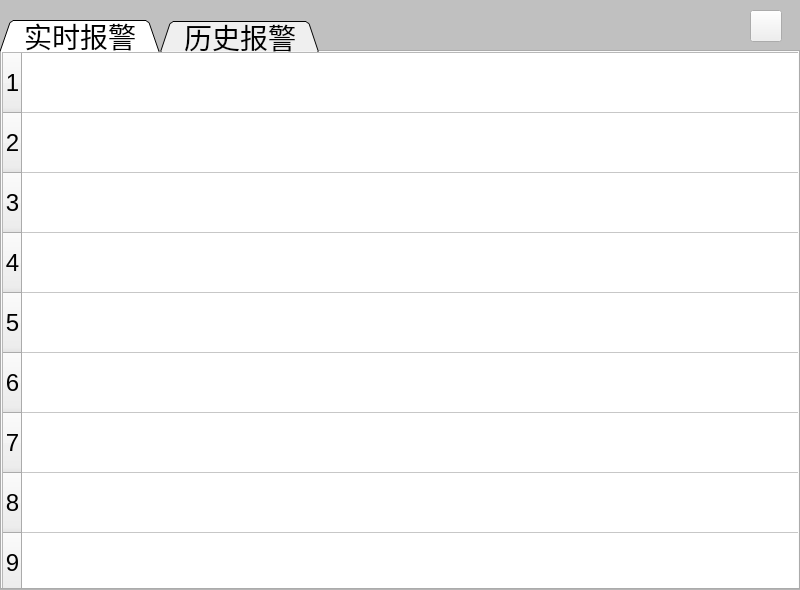
First picture: the form in pop_alarm.ui, repository Javinco/Ruanguan_DCS_4K, before the edit.
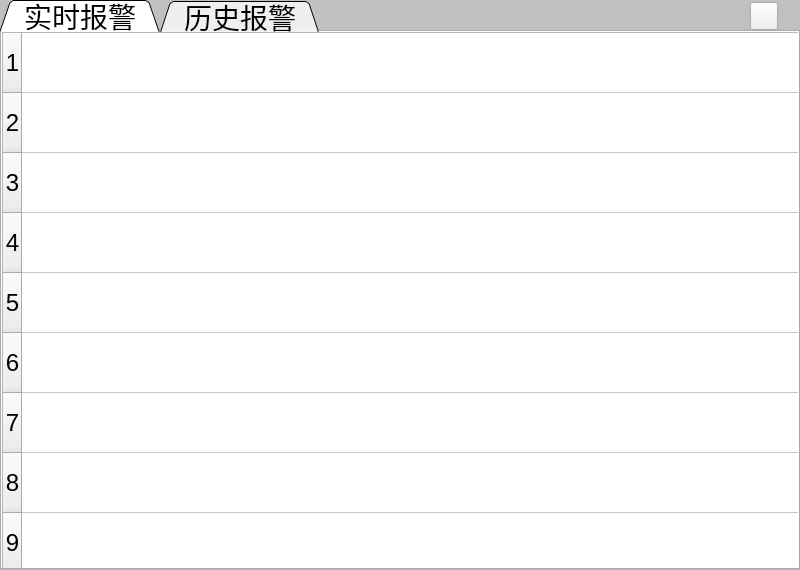
Second picture: the form after the edit. Icons and pictures are not drawn.

Commit message: 1：fix报警弹窗后台不刷新问题。

The edit to the form file:
```diff
--- a/pop_alarm.ui
+++ b/pop_alarm.ui
@@ -7,7 +7,7 @@
     <x>0</x>
     <y>0</y>
     <width>800</width>
-    <height>590</height>
+    <height>570</height>
    </rect>
   </property>
   <property name="windowTitle">
@@ -19,7 +19,7 @@
      <x>0</x>
      <y>0</y>
      <width>800</width>
-     <height>590</height>
+     <height>570</height>
     </rect>
    </property>
    <property name="styleSheet">
@@ -32,7 +32,7 @@
     <property name="geometry">
      <rect>
       <x>0</x>
-      <y>20</y>
+      <y>0</y>
       <width>800</width>
       <height>570</height>
      </rect>
@@ -1160,9 +1160,9 @@
     <property name="geometry">
      <rect>
       <x>750</x>
-      <y>10</y>
-      <width>32</width>
-      <height>32</height>
+      <y>2</y>
+      <width>28</width>
+      <height>28</height>
      </rect>
     </property>
     <property name="styleSheet">
```
The commit also changes 2 other files.
